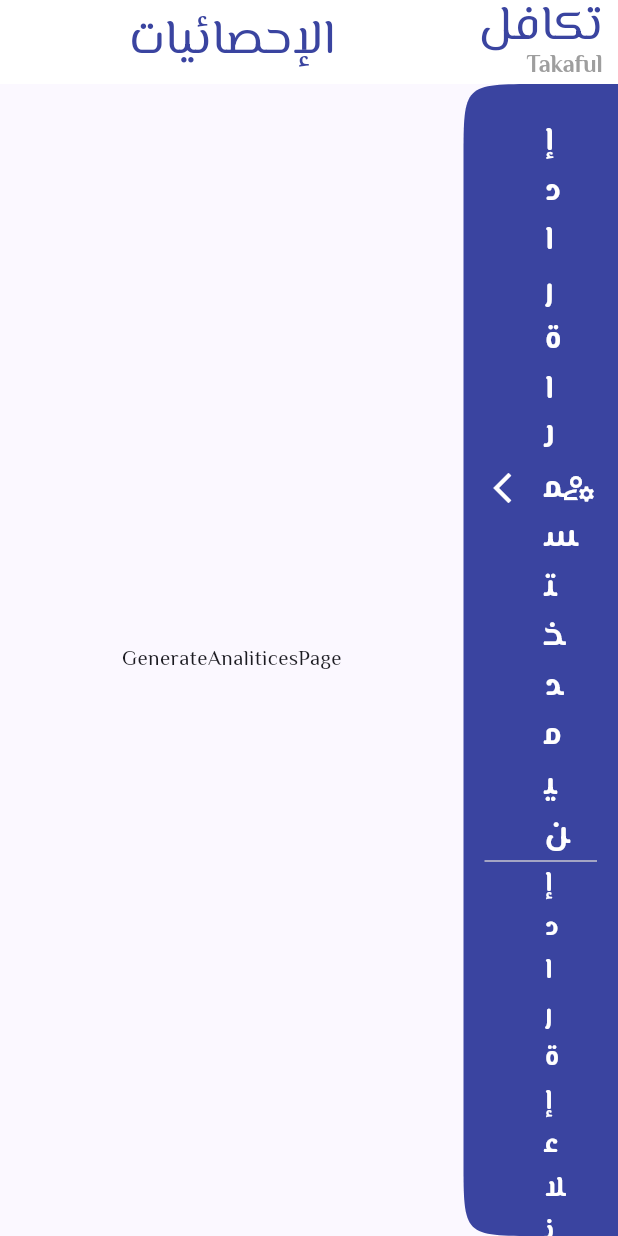
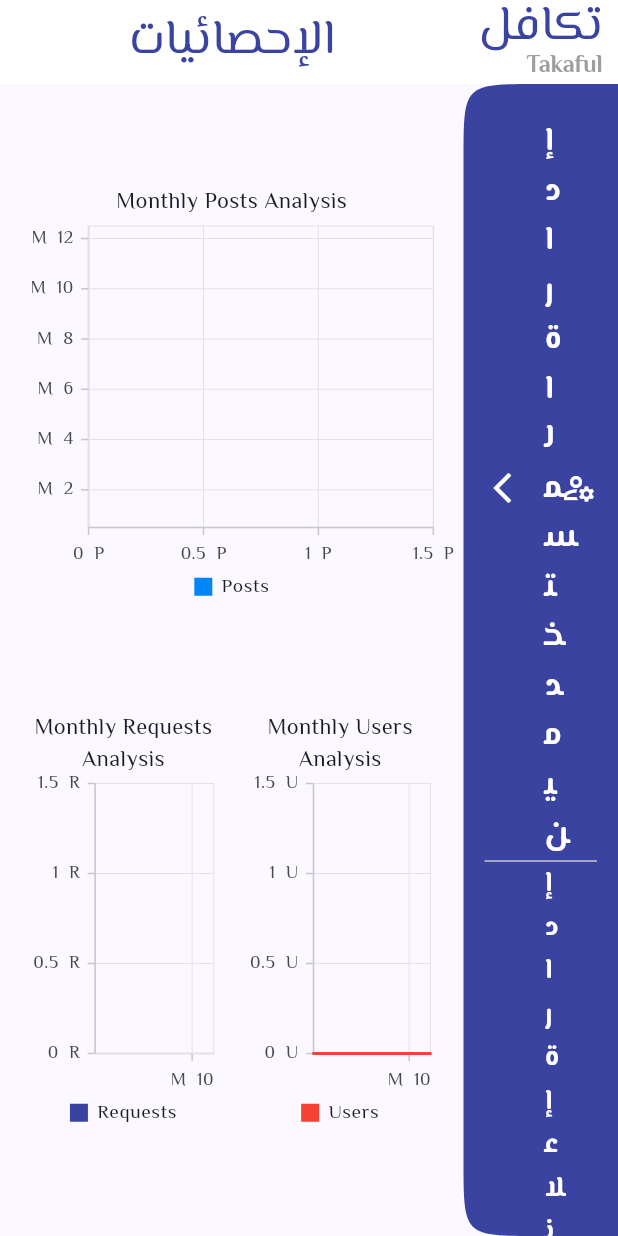
Before and after one commit to omarabukaraki/Takaful-Admin, a Flutter app: the screen it shows after launch, on a phone screen of 412 x 824 dp. Run offline on Flutter 3.47's test engine with Material 3 defaults, Android fonts, the phone set to English and light mode, and no system bars; our stand-ins replace awesome_dialog, bloc, cached_network_image, carousel_slider, cloud_firestore, firebase_auth and 6 more; missing offline and left inert: blurry_modal_progress_hud; accounts and stored records are empty.

Commit message:
finish generate analytics

```diff
--- a/lib/features/add_category/presentation/view/category_page.dart
+++ b/lib/features/add_category/presentation/view/category_page.dart
@@ -6,7 +6,6 @@ import 'package:takaful_admin1/core/widget/custom_text_field.dart';
 import 'package:takaful_admin1/features/add_category/presentation/cubit/add_category_cubit/add_category_cubit.dart';
 import 'package:takaful_admin1/features/add_category/presentation/cubit/add_image_cubit/add_image_cubit.dart';
 import 'package:takaful_admin1/features/add_category/presentation/view/widget/add_image_button.dart';
-
 import 'widget/edit_image_component.dart';
 
 class CategoryPage extends StatefulWidget {
--- a/lib/features/ban_user/data/user_model.dart
+++ b/lib/features/ban_user/data/user_model.dart
@@ -5,6 +5,7 @@ class UserModel {
   String mobileNumber;
   String image;
   String userToken;
+  int createAt;
 
   UserModel(
       {required this.id,
@@ -12,7 +13,8 @@ class UserModel {
       required this.name,
       required this.email,
       required this.mobileNumber,
-      required this.userToken});
+      required this.userToken,
+      required this.createAt});
 
   factory UserModel.fromJson(data) {
     return UserModel(
@@ -21,6 +23,7 @@ class UserModel {
         email: data['email'],
         image: data['image'],
         mobileNumber: data['mobileNumber'],
-        userToken: data['userToken']);
+        userToken: data['userToken'],
+        createAt: data['createAt']);
   }
 }
--- /dev/null
+++ b/lib/features/generate_analitices/data/request_model.dart
@@ -0,0 +1,12 @@
+// ignore_for_file: public_member_api_docs, sort_constructors_first
+
+class RequestModel {
+  String timeRequest;
+  RequestModel({
+    required this.timeRequest,
+  });
+
+  factory RequestModel.fromJson(jsonData) {
+    return RequestModel(timeRequest: jsonData['timeRequest']);
+  }
+}
--- /dev/null
+++ b/lib/features/generate_analitices/presentation/cubit/get_request/get_request_cubit.dart
@@ -0,0 +1,22 @@
+import 'package:cloud_firestore/cloud_firestore.dart';
+import 'package:flutter_bloc/flutter_bloc.dart';
+import 'package:takaful_admin1/features/generate_analitices/data/request_model.dart';
+part 'get_request_state.dart';
+
+class GetRequestCubit extends Cubit<GetRequestState> {
+  GetRequestCubit() : super(GetRequestInitial());
+  CollectionReference requests =
+      FirebaseFirestore.instance.collection('requests');
+
+  void getRequestToAnalytics() {
+    try {
+      requests.snapshots().listen((event) {
+        List<RequestModel> requestData = [];
+        for (var doc in event.docs) {
+          requestData.add(RequestModel.fromJson(doc));
+        }
+        emit(GetRequestSuccess(requestsList: requestData));
+      });
+    } catch (e) {}
+  }
+}
--- /dev/null
+++ b/lib/features/generate_analitices/presentation/cubit/get_request/get_request_state.dart
@@ -0,0 +1,14 @@
+part of 'get_request_cubit.dart';
+
+abstract class GetRequestState {}
+
+final class GetRequestInitial extends GetRequestState {}
+
+final class GetRequestSuccess extends GetRequestState {
+  List<RequestModel> requestsList;
+  GetRequestSuccess({required this.requestsList});
+}
+
+final class GetRequestLoading extends GetRequestState {}
+
+final class GetRequestFailure extends GetRequestState {}
--- a/lib/features/generate_analitices/presentation/view/generate_analitices_page.dart
+++ /dev/null
@@ -1,14 +0,0 @@
-import 'package:flutter/material.dart';
-
-class GenerateAnaliticesPage extends StatelessWidget {
-  const GenerateAnaliticesPage({super.key});
-
-  @override
-  Widget build(BuildContext context) {
-    return const Scaffold(
-      body: Center(
-        child: Text('GenerateAnaliticesPage'),
-      ),
-    );
-  }
-}
--- /dev/null
+++ b/lib/features/generate_analitices/presentation/view/generate_analytics_page.dart
@@ -0,0 +1,34 @@
+import 'package:flutter/material.dart';
+import 'widget/monthly_donation_analysis_component.dart';
+import 'widget/monthly_request_analysis_component.dart';
+import 'widget/monthly_users_analysis_component.dart';
+
+class GenerateAnalyticsPage extends StatefulWidget {
+  const GenerateAnalyticsPage({super.key});
+
+  @override
+  State<GenerateAnalyticsPage> createState() => _GenerateAnalyticsPageState();
+}
+
+class _GenerateAnalyticsPageState extends State<GenerateAnalyticsPage> {
+  @override
+  Widget build(BuildContext context) {
+    return const Scaffold(
+        body: Padding(
+      padding: EdgeInsets.all(8.0),
+      child: Column(
+        mainAxisAlignment: MainAxisAlignment.spaceEvenly,
+        children: [
+          MonthlyDonationAnalysisComponent(),
+          Row(
+            mainAxisAlignment: MainAxisAlignment.spaceEvenly,
+            children: [
+              MonthlyRequestAnalysisComponent(),
+              MonthlyUsersAnalysisComponent(),
+            ],
+          ),
+        ],
+      ),
+    ));
+  }
+}
--- /dev/null
+++ b/lib/features/generate_analitices/presentation/view/widget/monthly_donation_analysis_component.dart
@@ -0,0 +1,80 @@
+import 'package:flutter/material.dart';
+import 'package:flutter_bloc/flutter_bloc.dart';
+import 'package:syncfusion_flutter_charts/charts.dart';
+import '../../../../manage_post_request/presentation/cubits/get_post_cubit/get_post_cubit.dart';
+import '../../../../manage_post_request/presentation/cubits/get_post_cubit/get_post_state.dart';
+
+class MonthlyDonationAnalysisComponent extends StatefulWidget {
+  const MonthlyDonationAnalysisComponent({
+    super.key,
+  });
+
+  @override
+  State<MonthlyDonationAnalysisComponent> createState() =>
+      _MonthlyDonationAnalysisComponentState();
+}
+
+class _MonthlyDonationAnalysisComponentState
+    extends State<MonthlyDonationAnalysisComponent> {
+  @override
+  void initState() {
+    BlocProvider.of<GetPostCubit>(context).getPostToDeletePost();
+    super.initState();
+  }
+
+  List<DonationData> donationData = [];
+  @override
+  Widget build(BuildContext context) {
+    return BlocConsumer<GetPostCubit, GetPostState>(
+      listener: (context, state) {
+        if (state is GetPostSuccessState) {
+          int donationNumber = 0;
+          for (double dateMonth = 1; dateMonth <= 12; dateMonth++) {
+            for (int i = 0; i < state.posts.length; i++) {
+              if (dateMonth ==
+                  int.parse(state.posts[i].createAt!.substring(5, 7))) {
+                donationNumber++;
+              }
+            }
+            donationData.add(DonationData(donationNumber, dateMonth));
+            donationNumber = 0;
+          }
+        }
+      },
+      builder: (context, state) {
+        return SizedBox(
+          width: (MediaQuery.of(context).size.width -
+                  MediaQuery.of(context).size.width / 4) /
+              1.07,
+          child: SfCartesianChart(
+            title: const ChartTitle(text: 'Monthly Posts Analysis'),
+            legend:
+                const Legend(isVisible: true, position: LegendPosition.bottom),
+            series: [
+              BarSeries<DonationData, double>(
+                  name: 'Posts',
+                  color: const Color.fromARGB(255, 0, 135, 245),
+                  dataSource: donationData.length < 12
+                      ? [DonationData(0, 1)]
+                      : donationData,
+                  xValueMapper: (DonationData sales, _) => sales.dateMonth,
+                  yValueMapper: (DonationData sales, _) => sales.donationCount)
+            ],
+            primaryXAxis: const NumericAxis(
+              labelFormat: 'M  {value}',
+            ),
+            primaryYAxis: const NumericAxis(
+              labelFormat: '{value}  P',
+            ),
+          ),
+        );
+      },
+    );
+  }
+}
+
+class DonationData {
+  int donationCount;
+  double dateMonth;
+  DonationData(this.donationCount, this.dateMonth);
+}
--- /dev/null
+++ b/lib/features/generate_analitices/presentation/view/widget/monthly_request_analysis_component.dart
@@ -0,0 +1,82 @@
+import 'package:flutter/material.dart';
+import 'package:flutter_bloc/flutter_bloc.dart';
+import 'package:syncfusion_flutter_charts/charts.dart';
+import 'package:takaful_admin1/core/utils/app_colors.dart';
+import '../../cubit/get_request/get_request_cubit.dart';
+
+class MonthlyRequestAnalysisComponent extends StatefulWidget {
+  const MonthlyRequestAnalysisComponent({
+    super.key,
+  });
+
+  @override
+  State<MonthlyRequestAnalysisComponent> createState() =>
+      _MonthlyRequestAnalysisComponentState();
+}
+
+class _MonthlyRequestAnalysisComponentState
+    extends State<MonthlyRequestAnalysisComponent> {
+  @override
+  void initState() {
+    BlocProvider.of<GetRequestCubit>(context).getRequestToAnalytics();
+    super.initState();
+  }
+
+  List<RequestData> requestData = [];
+  @override
+  Widget build(BuildContext context) {
+    return BlocConsumer<GetRequestCubit, GetRequestState>(
+      listener: (context, state) {
+        if (state is GetRequestSuccess) {
+          double requestNumber = 0;
+          for (double dateMonth = 1; dateMonth <= 12; dateMonth++) {
+            for (int i = 0; i < state.requestsList.length; i++) {
+              if (dateMonth ==
+                  int.parse(
+                      state.requestsList[i].timeRequest.substring(5, 7))) {
+                requestNumber++;
+              }
+            }
+            requestData.add(RequestData(
+                requestNumber: requestNumber, dataMonth: dateMonth));
+            requestNumber = 0;
+          }
+        }
+      },
+      builder: (context, state) {
+        return SizedBox(
+          width: (MediaQuery.of(context).size.width -
+                  MediaQuery.of(context).size.width / 4) /
+              2.2,
+          child: SfCartesianChart(
+            title: const ChartTitle(text: 'Monthly Requests Analysis'),
+            legend:
+                const Legend(isVisible: true, position: LegendPosition.bottom),
+            series: [
+              SplineAreaSeries<RequestData, double>(
+                  name: 'Requests',
+                  color: AppColor.kPrimary,
+                  dataSource: requestData.length < 12
+                      ? [RequestData(requestNumber: 0, dataMonth: 1)]
+                      : requestData,
+                  xValueMapper: (RequestData sales, _) => sales.dataMonth,
+                  yValueMapper: (RequestData sales, _) => sales.requestNumber)
+            ],
+            primaryXAxis: const NumericAxis(
+              labelFormat: 'M  {value}',
+            ),
+            primaryYAxis: const NumericAxis(
+              labelFormat: '{value}  R',
+            ),
+          ),
+        );
+      },
+    );
+  }
+}
+
+class RequestData {
+  double requestNumber;
+  double dataMonth;
+  RequestData({required this.requestNumber, required this.dataMonth});
+}
--- /dev/null
+++ b/lib/features/generate_analitices/presentation/view/widget/monthly_users_analysis_component.dart
@@ -0,0 +1,79 @@
+import 'package:flutter/material.dart';
+import 'package:flutter_bloc/flutter_bloc.dart';
+import 'package:syncfusion_flutter_charts/charts.dart';
+import 'package:takaful_admin1/core/utils/app_colors.dart';
+
+import '../../../../ban_user/presentation/cubit/get_users_cubit.dart';
+
+class MonthlyUsersAnalysisComponent extends StatefulWidget {
+  const MonthlyUsersAnalysisComponent({
+    super.key,
+  });
+
+  @override
+  State<MonthlyUsersAnalysisComponent> createState() =>
+      _MonthlyUsersAnalysisComponentState();
+}
+
+class _MonthlyUsersAnalysisComponentState
+    extends State<MonthlyUsersAnalysisComponent> {
+  @override
+  void initState() {
+    BlocProvider.of<GetUsersCubit>(context).getAllUsers();
+    super.initState();
+  }
+
+  List<UserData> userData = [];
+  @override
+  Widget build(BuildContext context) {
+    return BlocConsumer<GetUsersCubit, GetUsersState>(
+      listener: (context, state) {
+        if (state is GetUsersSuccess) {
+          int userNumber = 0;
+          for (int dateMonth = 1; dateMonth <= 12; dateMonth++) {
+            for (int i = 0; i < state.users.length; i++) {
+              if (dateMonth == state.users[i].createAt) {
+                userNumber++;
+              }
+            }
+            userData.add(UserData(userNumber, dateMonth));
+            userNumber = 0;
+          }
+        }
+      },
+      builder: (context, state) {
+        return SizedBox(
+          width: (MediaQuery.of(context).size.width -
+                  MediaQuery.of(context).size.width / 4) /
+              2.2,
+          child: SfCartesianChart(
+            title: const ChartTitle(text: 'Monthly Users Analysis'),
+            legend:
+                const Legend(isVisible: true, position: LegendPosition.bottom),
+            series: [
+              LineSeries<UserData, dynamic>(
+                  name: 'Users',
+                  color: AppColor.kRed,
+                  dataSource:
+                      userData.length < 12 ? [UserData(0, 1)] : userData,
+                  xValueMapper: (UserData sales, _) => sales.dateMonth,
+                  yValueMapper: (UserData sales, _) => sales.userNumber),
+            ],
+            primaryXAxis: const NumericAxis(
+              labelFormat: 'M  {value}',
+            ),
+            primaryYAxis: const NumericAxis(
+              labelFormat: '{value}  U',
+            ),
+          ),
+        );
+      },
+    );
+  }
+}
+
+class UserData {
+  int userNumber;
+  int dateMonth;
+  UserData(this.userNumber, this.dateMonth);
+}
--- a/lib/features/home/presentation/view/home_page.dart
+++ b/lib/features/home/presentation/view/home_page.dart
@@ -4,10 +4,11 @@ import 'package:takaful_admin1/core/utils/app_strings.dart';
 import 'package:takaful_admin1/features/add_category/presentation/view/add_category_page.dart';
 import 'package:takaful_admin1/features/ban_user/presentation/view/ban_user_page.dart';
 import 'package:takaful_admin1/features/delete_post/presentation/view/delete_post_page.dart';
-import 'package:takaful_admin1/features/generate_analitices/presentation/view/generate_analitices_page.dart';
+
 import 'package:takaful_admin1/features/home/presentation/view/widgets/custom_list_tile.dart';
 import 'package:takaful_admin1/features/manage_post_request/presentation/views/manage_post_request_page.dart';
 
+import '../../../generate_analitices/presentation/view/generate_analytics_page.dart';
 import '../../../send_notification/presentation/view/send_notification_page.dart';
 
 class HomePage extends StatefulWidget {
@@ -24,7 +25,7 @@ class _HomePageState extends State<HomePage> {
     BanUserPage(),
     DeletePostPage(),
     AddCategoryPage(),
-    GenerateAnaliticesPage(),
+    GenerateAnalyticsPage(),
   ];
   int index = 5;
   String appBarTitle = 'الإحصائيات';
--- a/lib/main.dart
+++ b/lib/main.dart
@@ -7,6 +7,7 @@ import 'package:takaful_admin1/features/add_category/presentation/cubit/add_imag
 import 'package:takaful_admin1/features/add_category/presentation/cubit/get_item_category_cubit/get_item_category_cubit.dart';
 import 'package:takaful_admin1/features/add_category/presentation/cubit/get_service_category_cubit/get_service_category_cubit.dart';
 import 'package:takaful_admin1/features/auth/presentation/login_cubit/login_cubit.dart';
+import 'package:takaful_admin1/features/generate_analitices/presentation/cubit/get_request/get_request_cubit.dart';
 import 'package:takaful_admin1/features/home/presentation/view/home_page.dart';
 import 'package:takaful_admin1/features/manage_post_request/presentation/cubits/get_post_cubit/get_post_cubit.dart';
 import 'package:takaful_admin1/features/manage_post_request/presentation/cubits/get_user_information_cubit/get_user_information_cubit.dart';
@@ -41,7 +42,8 @@ class TakafulAdmin extends StatelessWidget {
         BlocProvider(create: (context) => ManagePostCubit()),
         BlocProvider(create: (context) => SendNotificationCubit()),
         BlocProvider(create: (context) => GetUsersCubit()),
-        BlocProvider(create: (context) => AddImageCubit())
+        BlocProvider(create: (context) => AddImageCubit()),
+        BlocProvider(create: (context) => GetRequestCubit())
       ],
       child: MaterialApp(
           debugShowCheckedModeBanner: false,
--- a/pubspec.yaml
+++ b/pubspec.yaml
@@ -42,6 +42,7 @@ dependencies:
   flutter_spinkit: ^5.2.0
   image_picker: ^1.0.5
   path: 1.8.3
+  syncfusion_flutter_charts: ^24.1.41
 
 dev_dependencies:
   flutter_lints: ^2.0.0
```
Also changed, not shown: pubspec.lock.
